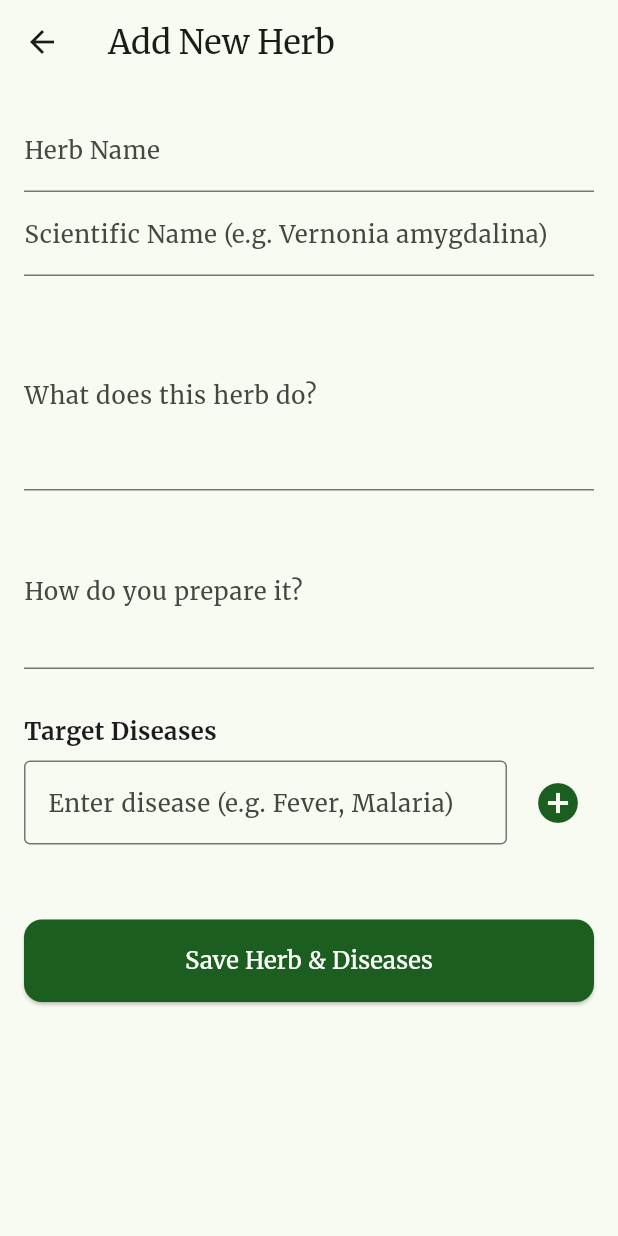
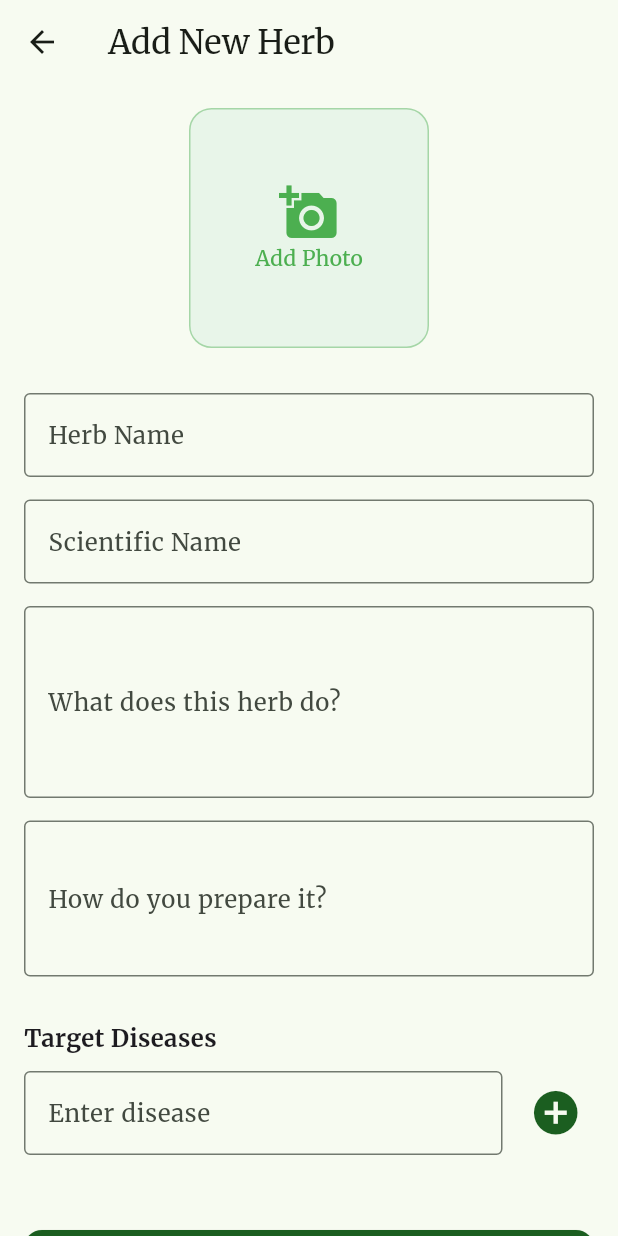
Before and after one commit to Makobi5/loy_herbs_app, a Flutter app: the AdminScreen screen opened directly, on a phone screen of 412 x 824 dp. Run offline on Flutter 3.47's test engine with Material 3 defaults, Android fonts, the phone set to English and light mode, and no system bars; our stand-ins replace cached_network_image, connectivity_plus, flutter_dotenv, google_fonts, hive_flutter, image_picker and 1 more; accounts and stored records are empty.

Commit message:
add herb images feature

```diff
--- a/lib/views/admin/admin_screen.dart
+++ b/lib/views/admin/admin_screen.dart
@@ -1,6 +1,9 @@
 import 'package:flutter/material.dart';
 import 'package:supabase_flutter/supabase_flutter.dart';
 import 'package:loy_herbs/data/models/herb_model.dart';
+import 'package:image_picker/image_picker.dart';
+import 'package:flutter/foundation.dart';
+import 'package:flutter/foundation.dart' show kIsWeb;
 
 class AdminScreen extends StatefulWidget {
   final Herb? herb; // Add this line to accept an existing herb
@@ -11,6 +14,8 @@ class AdminScreen extends StatefulWidget {
 }
 
 class _AdminScreenState extends State<AdminScreen> {
+  XFile? _imageFile; // To store the picked image
+  final ImagePicker _picker = ImagePicker();
   final _formKey = GlobalKey<FormState>();
   final _nameController = TextEditingController();
   final _scientificController = TextEditingController();
@@ -35,45 +40,84 @@ class _AdminScreenState extends State<AdminScreen> {
     }
   }
 
+  Future<void> _pickImage() async {
+    final XFile? image = await _picker.pickImage(source: ImageSource.gallery);
+    if (image != null) {
+      setState(() => _imageFile = image);
+    }
+  }
+
+  // Function to upload to Supabase
+  Future<String?> _uploadImage(String herbId) async {
+    if (_imageFile == null) return null;
+
+    final bytes = await _imageFile!.readAsBytes();
+    final fileExt = _imageFile!.name.split('.').last;
+    final fileName = '$herbId.$fileExt';
+    final filePath = fileName;
+
+    await Supabase.instance.client.storage
+        .from('herb-images')
+        .uploadBinary(filePath, bytes);
+
+    // Get the Public URL
+    return Supabase.instance.client.storage
+        .from('herb-images')
+        .getPublicUrl(filePath);
+  }
+
   Future<void> _saveHerb() async {
     if (!_formKey.currentState!.validate()) return;
     setState(() => _isLoading = true);
 
     try {
       final supabase = Supabase.instance.client;
+      String? imageUrl =
+          widget.herb?.imageUrl; // Keep old image if no new one is picked
+
+      // 1. UPLOAD IMAGE IF SELECTED
+      if (_imageFile != null) {
+        final bytes = await _imageFile!.readAsBytes();
+        final fileExt = _imageFile!.name.split('.').last;
+        // Use timestamp for a unique filename
+        final fileName = '${DateTime.now().millisecondsSinceEpoch}.$fileExt';
+
+        await supabase.storage
+            .from('herb-images')
+            .uploadBinary(
+              fileName,
+              bytes,
+              fileOptions: const FileOptions(upsert: true),
+            );
+
+        imageUrl = supabase.storage.from('herb-images').getPublicUrl(fileName);
+      }
+
       String herbId;
+      final Map<String, dynamic> herbData = {
+        'name': _nameController.text,
+        'scientific_name': _scientificController.text,
+        'description': _descController.text,
+        'preparation_method': _prepController.text,
+        'image_url': imageUrl, // Save the image URL here
+      };
 
+      // 2. INSERT OR UPDATE HERB
       if (widget.herb == null) {
-        // NEW RECORD: Insert
         final data = await supabase
             .from('herbs')
-            .insert({
-              'name': _nameController.text,
-              'scientific_name': _scientificController.text,
-              'description': _descController.text,
-              'preparation_method': _prepController.text,
-            })
+            .insert(herbData)
             .select()
             .single();
         herbId = data['id'];
       } else {
-        // EXISTING RECORD: Update
         herbId = widget.herb!.id;
-        await supabase
-            .from('herbs')
-            .update({
-              'name': _nameController.text,
-              'scientific_name': _scientificController.text,
-              'description': _descController.text,
-              'preparation_method': _prepController.text,
-            })
-            .eq('id', herbId);
-
-        // CLEANUP: Delete old disease links so we can re-add the current selection
+        await supabase.from('herbs').update(herbData).eq('id', herbId);
+        // Clean old disease links for update
         await supabase.from('herb_diseases').delete().eq('herb_id', herbId);
       }
 
-      // Sync Diseases (Same for both New and Edit)
+      // 3. SYNC DISEASES
       for (String diseaseName in _selectedDiseases) {
         final diseaseData = await supabase
             .from('diseases')
@@ -90,7 +134,7 @@ class _AdminScreenState extends State<AdminScreen> {
       if (mounted) {
         ScaffoldMessenger.of(
           context,
-        ).showSnackBar(const SnackBar(content: Text("Database updated!")));
+        ).showSnackBar(const SnackBar(content: Text("Success!")));
         Navigator.pop(context);
       }
     } catch (e) {
@@ -105,7 +149,9 @@ class _AdminScreenState extends State<AdminScreen> {
   @override
   Widget build(BuildContext context) {
     return Scaffold(
-      appBar: AppBar(title: const Text("Add New Herb")),
+      appBar: AppBar(
+        title: Text(widget.herb == null ? "Add New Herb" : "Edit Herb"),
+      ),
       body: _isLoading
           ? const Center(child: CircularProgressIndicator())
           : SingleChildScrollView(
@@ -115,16 +161,85 @@ class _AdminScreenState extends State<AdminScreen> {
                 child: Column(
                   crossAxisAlignment: CrossAxisAlignment.start,
                   children: [
-                    // 1. Basic Info
+                    // --- IMAGE PICKER SECTION ---
+                    Center(
+                      child: GestureDetector(
+                        onTap: () async {
+                          final XFile? image = await _picker.pickImage(
+                            source: ImageSource.gallery,
+                          );
+                          if (image != null) setState(() => _imageFile = image);
+                        },
+                        child: Container(
+                          width: 160,
+                          height: 160,
+                          decoration: BoxDecoration(
+                            color: Colors.green.shade50,
+                            borderRadius: BorderRadius.circular(15),
+                            border: Border.all(color: Colors.green.shade200),
+                          ),
+                          child: _imageFile != null
+                              ? ClipRRect(
+                                  borderRadius: BorderRadius.circular(15),
+                                  child: kIsWeb
+                                      ? Image.network(
+                                          _imageFile!.path,
+                                          fit: BoxFit.cover,
+                                        )
+                                      : FutureBuilder(
+                                          future: _imageFile!.readAsBytes(),
+                                          builder: (context, snapshot) {
+                                            if (snapshot.hasData)
+                                              return Image.memory(
+                                                snapshot.data!,
+                                                fit: BoxFit.cover,
+                                              );
+                                            return const CircularProgressIndicator();
+                                          },
+                                        ),
+                                )
+                              : widget.herb?.imageUrl != null
+                              ? ClipRRect(
+                                  borderRadius: BorderRadius.circular(15),
+                                  child: Image.network(
+                                    widget.herb!.imageUrl!,
+                                    fit: BoxFit.cover,
+                                  ),
+                                )
+                              : const Column(
+                                  mainAxisAlignment: MainAxisAlignment.center,
+                                  children: [
+                                    Icon(
+                                      Icons.add_a_photo,
+                                      size: 40,
+                                      color: Colors.green,
+                                    ),
+                                    Text(
+                                      "Add Photo",
+                                      style: TextStyle(color: Colors.green),
+                                    ),
+                                  ],
+                                ),
+                        ),
+                      ),
+                    ),
+                    const SizedBox(height: 30),
+
+                    // --- TEXT FIELDS ---
                     TextFormField(
                       controller: _nameController,
-                      decoration: const InputDecoration(labelText: "Herb Name"),
+                      decoration: const InputDecoration(
+                        labelText: "Herb Name",
+                        border: OutlineInputBorder(),
+                      ),
                       validator: (v) => v!.isEmpty ? "Required" : null,
                     ),
+                    const SizedBox(height: 15),
                     TextFormField(
                       controller: _scientificController,
                       decoration: const InputDecoration(
-                        labelText: "Scientific Name (e.g. Vernonia amygdalina)",
+                        labelText: "Scientific Name",
+                        border: OutlineInputBorder(),
                       ),
                     ),
                     const SizedBox(height: 15),
@@ -132,6 +247,7 @@ class _AdminScreenState extends State<AdminScreen> {
                       controller: _descController,
                       decoration: const InputDecoration(
                         labelText: "What does this herb do?",
+                        border: OutlineInputBorder(),
                       ),
                       maxLines: 4,
                     ),
@@ -140,13 +256,13 @@ class _AdminScreenState extends State<AdminScreen> {
                       controller: _prepController,
                       decoration: const InputDecoration(
                         labelText: "How do you prepare it?",
+                        border: OutlineInputBorder(),
                       ),
                       maxLines: 3,
                     ),
-
                     const SizedBox(height: 30),
 
-                    // 2. Target Diseases Section
+                    // --- DISEASES SECTION ---
                     const Text(
                       "Target Diseases",
                       style: TextStyle(
@@ -154,14 +270,14 @@ class _AdminScreenState extends State<AdminScreen> {
                         fontWeight: FontWeight.bold,
                       ),
                     ),
-                    const SizedBox(height: 8),
+                    const SizedBox(height: 10),
                     Row(
                       children: [
                         Expanded(
                           child: TextField(
                             controller: _diseaseController,
                             decoration: const InputDecoration(
-                              hintText: "Enter disease (e.g. Fever, Malaria)",
+                              hintText: "Enter disease",
                               border: OutlineInputBorder(),
                             ),
                           ),
@@ -171,7 +287,7 @@ class _AdminScreenState extends State<AdminScreen> {
                           icon: const Icon(
                             Icons.add_circle,
                             color: Color(0xFF1B5E20),
-                            size: 32,
+                            size: 35,
                           ),
                           onPressed: () {
                             if (_diseaseController.text.isNotEmpty) {
@@ -187,30 +303,27 @@ class _AdminScreenState extends State<AdminScreen> {
                       ],
                     ),
                     const SizedBox(height: 10),
-                    // Display selected diseases as Chips
                     Wrap(
                       spacing: 8.0,
-                      runSpacing: 4.0,
-                      children: _selectedDiseases.map((disease) {
-                        return Chip(
-                          label: Text(disease),
-                          backgroundColor: Colors.green.shade50,
-                          onDeleted: () {
-                            setState(() {
-                              _selectedDiseases.remove(disease);
-                            });
-                          },
-                        );
-                      }).toList(),
+                      children: _selectedDiseases
+                          .map(
+                            (disease) => Chip(
+                              label: Text(disease),
+                              onDeleted: () => setState(
+                                () => _selectedDiseases.remove(disease),
+                              ),
+                            ),
+                          )
+                          .toList(),
                     ),
 
                     const SizedBox(height: 40),
 
-                    // 3. Save Button
+                    // --- SAVE BUTTON ---
                     ElevatedButton(
                       onPressed: _saveHerb,
                       style: ElevatedButton.styleFrom(
-                        minimumSize: const Size(double.infinity, 55),
+                        minimumSize: const Size(double.infinity, 60),
                         backgroundColor: const Color(0xFF1B5E20),
                         foregroundColor: Colors.white,
                         shape: RoundedRectangleBorder(
@@ -218,8 +331,8 @@ class _AdminScreenState extends State<AdminScreen> {
                         ),
                       ),
                       child: const Text(
-                        "Save Herb & Diseases",
-                        style: TextStyle(fontSize: 16),
+                        "Save Everything",
+                        style: TextStyle(fontSize: 18),
                       ),
                     ),
                   ],
```
